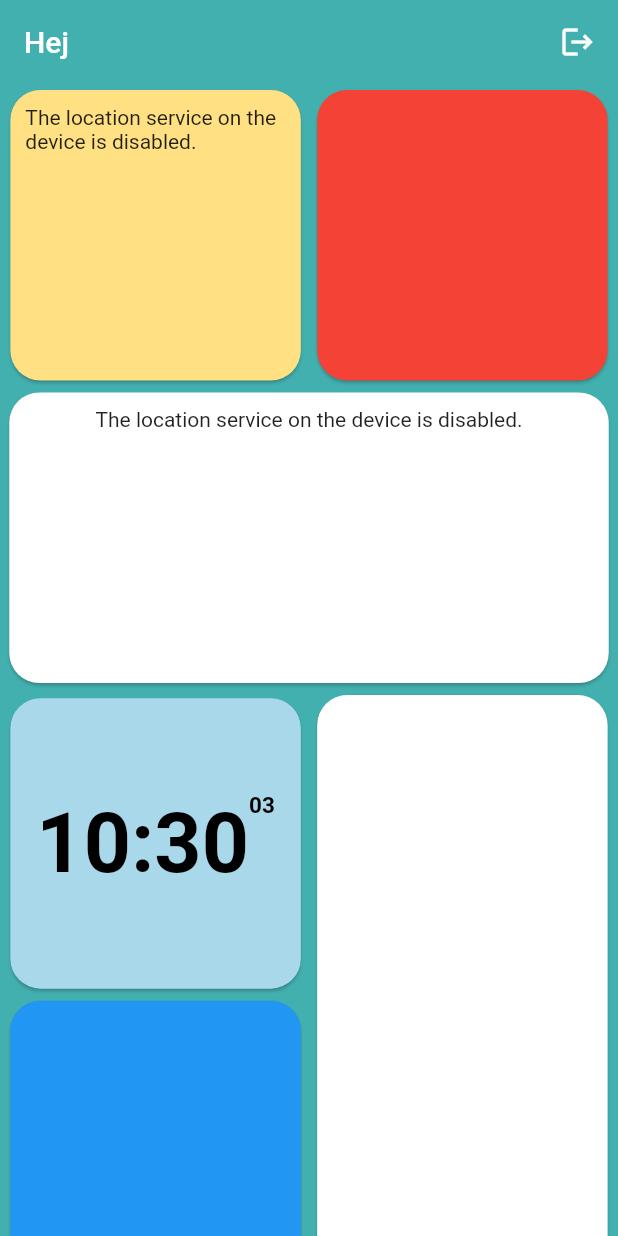
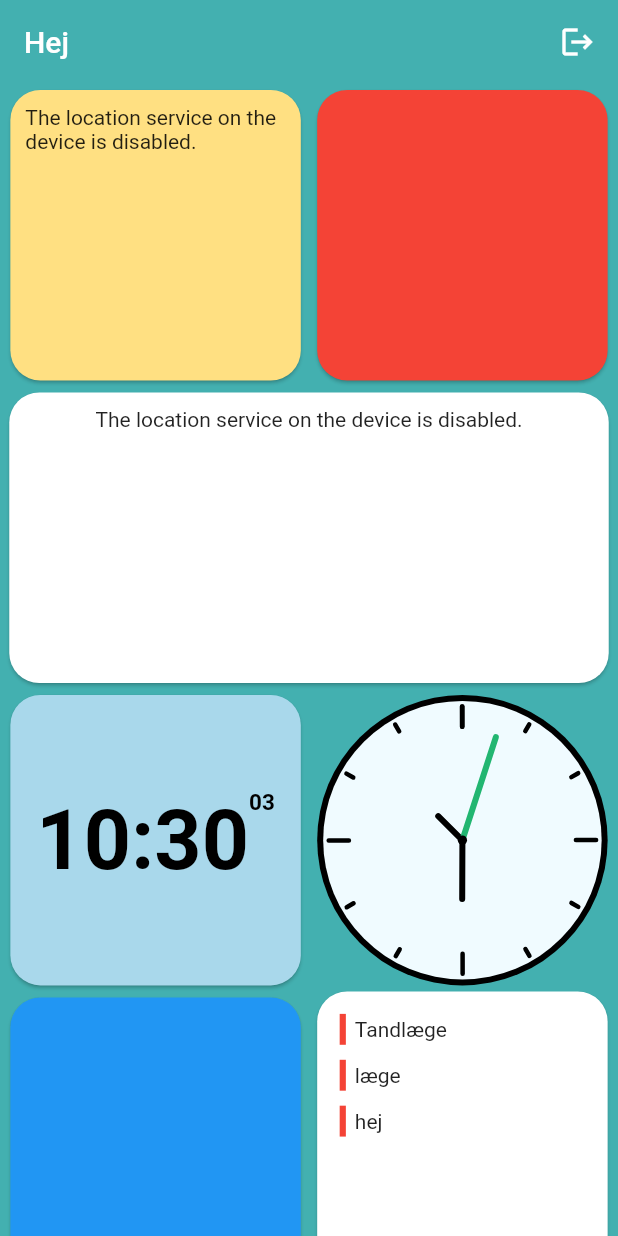
Before and after one commit to DeMoManique/SoftwareProjektJuni, a Flutter app: the screen it shows once a user with an empty profile is signed in, on a phone screen of 412 x 824 dp. Run offline on Flutter 3.47's test engine with Material 2 defaults, Android fonts, the phone set to English and light mode, and no system bars; our stand-ins replace cloud_firestore, firebase_auth, firebase_core, geolocator; accounts and stored records are empty; Roboto replaces fonts that are missing (MoiraiOne).

Commit message:
changed layout

```diff
--- a/life_hub/lib/APIs/maps.dart
+++ b/life_hub/lib/APIs/maps.dart
@@ -8,22 +8,21 @@ Future<Route> fetchRoutes() async {
       desiredAccuracy: LocationAccuracy.high);
   String location = '${position.latitude}, ${position.longitude}'; // location
 
-
-  String key = '+';// api key fra disc
+  String key = 'AIzaSyBBqzjnUpxLRN4jHKKyDxQ3oXPTmWqlEC8'; // api key fra disc
   String des = '55.7836959, 12.5183346';
-  String origin = '55.673185, 12.563980';
   String mode = 'transit';
   String avoid = '';
 
-  final response = await http.get(Uri.parse('https://maps.googleapis.com/maps/api/directions/json?avoid=$avoid&destination=$des&mode=$mode&origin=$location&key=$key'));
+  final response = await http.get(Uri.parse(
+      'https://maps.googleapis.com/maps/api/directions/json?avoid=$avoid&destination=$des&mode=$mode&origin=$location&key=$key'));
   // ignore: avoid_print
-  print('https://maps.googleapis.com/maps/api/directions/json?avoid=$avoid&destination=$des&mode=$mode&origin=$location&key=$key');
-  if(response.statusCode == 200){
+  print(
+      'https://maps.googleapis.com/maps/api/directions/json?avoid=$avoid&destination=$des&mode=$mode&origin=$location&key=$key');
+  if (response.statusCode == 200) {
     return Route.fromJson(jsonDecode(response.body));
   } else {
     throw Exception('Failed to create');
   }
-
 }
 
 // main() async{
@@ -48,19 +47,21 @@ class Route {
   final String arrivalTime;
   final List lines;
 
-  const Route({required this.origin, required this.destination, required this.travelTime, required this.arrivalTime, required this.departureTime, required this.lines});
+  const Route(
+      {required this.origin,
+      required this.destination,
+      required this.travelTime,
+      required this.arrivalTime,
+      required this.departureTime,
+      required this.lines});
 
-  factory Route.fromJson(Map<String, dynamic> json){
-
-
+  factory Route.fromJson(Map<String, dynamic> json) {
     return Route(
-      origin: json['routes'][0]['legs'][0]['start_address'],
-      destination: json['routes'][0]['legs'][0]['end_address'],
-      travelTime: json['routes'][0]['legs'][0]['duration']['text'],
-      arrivalTime: json['routes'][0]['legs'][0]['arrival_time']['text'],
-      departureTime: json['routes'][0]['legs'][0]['departure_time']['text'],
-      lines: json['routes'][0]['legs'][0]['steps']
-    );
+        origin: json['routes'][0]['legs'][0]['start_address'],
+        destination: json['routes'][0]['legs'][0]['end_address'],
+        travelTime: json['routes'][0]['legs'][0]['duration']['text'],
+        arrivalTime: json['routes'][0]['legs'][0]['arrival_time']['text'],
+        departureTime: json['routes'][0]['legs'][0]['departure_time']['text'],
+        lines: json['routes'][0]['legs'][0]['steps']);
   }
-
 }
--- a/life_hub/lib/main.dart
+++ b/life_hub/lib/main.dart
@@ -140,20 +140,12 @@ class _HomeScreenState extends State<HomeScreen> {
                         ],
                       ),
                       Column(
-                        children: [VertRectangle(context)],
+                        children: [
+                          analogClockWidget(context),
+                          calenderWidget(context),
+                        ],
                       ),
                     ],
-                  ),
-                  Row(
-                    mainAxisAlignment: MainAxisAlignment.spaceEvenly,
-                    children: [
-                      analogClockWidget(context),
-                      calenderWidget(context),
-                    ],
-                  ),
-                  BigSquare(
-                    context,
-                    color: Colors.pink[400],
                   ),
                   Column(children: [
                     widgetRun(context),
```
